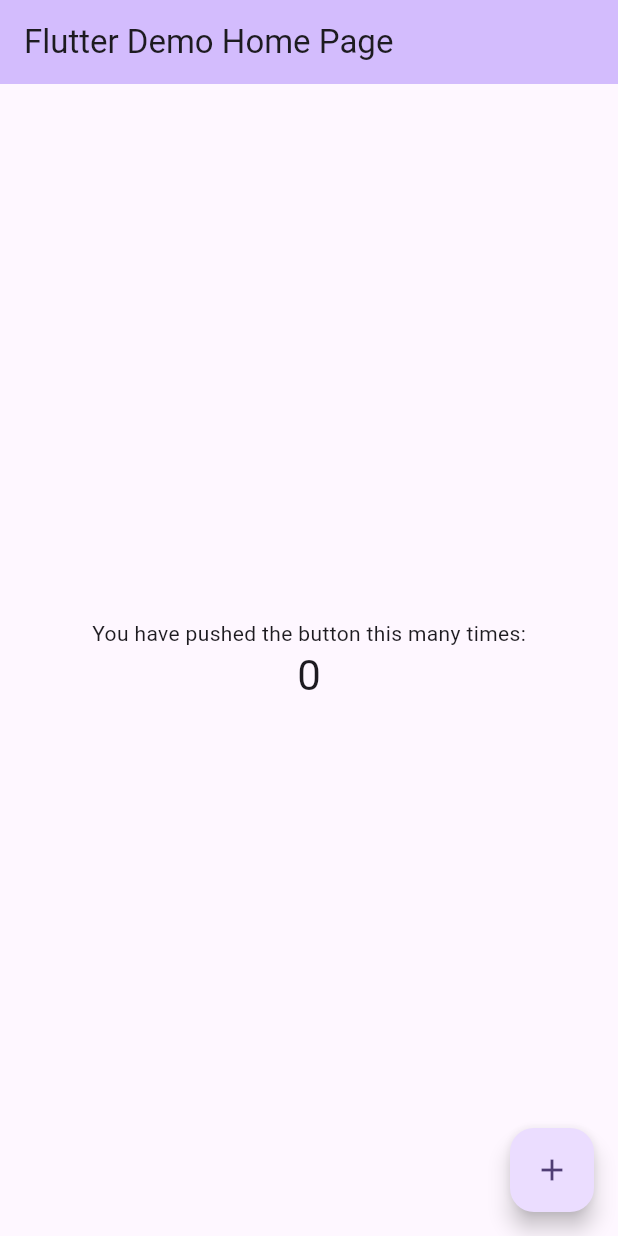
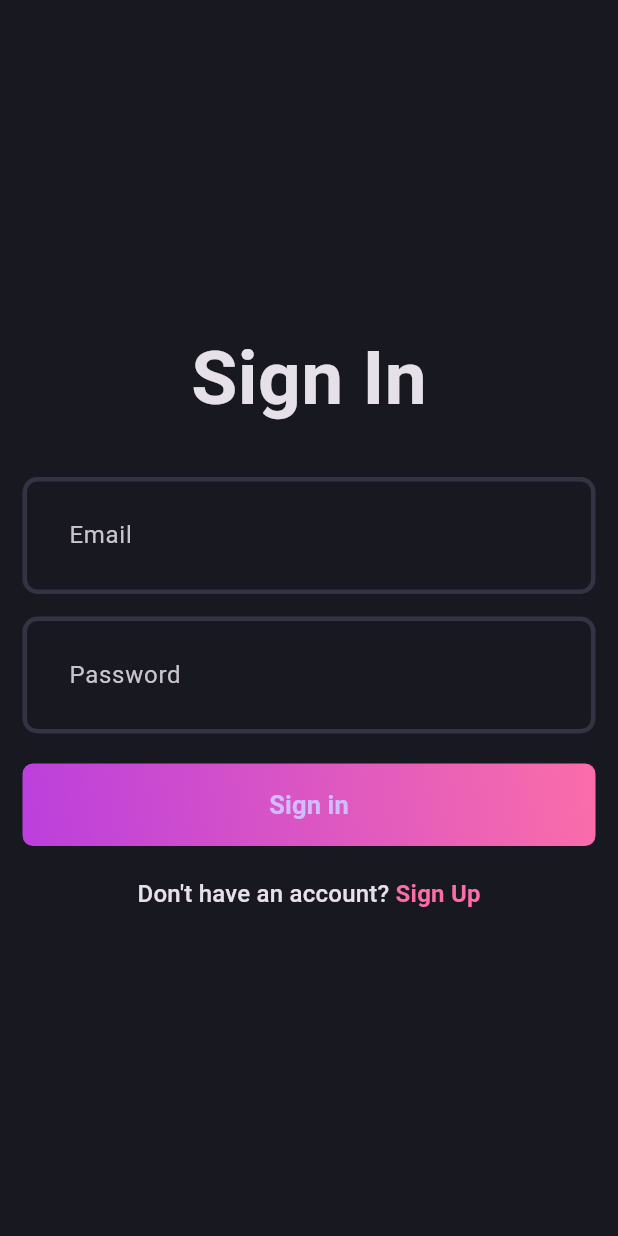
Before and after one commit to Jenish-Soni/blog-app, a Flutter app: the screen it shows after launch, on a phone screen of 412 x 824 dp. Run offline on Flutter 3.47's test engine with Material 3 defaults, Android fonts, the phone set to English and light mode, and no system bars.

Commit message:
Signup and Login Page design done(Presentation Layer)

```diff
--- /dev/null
+++ b/lib/core/theme/app_pallete.dart
@@ -0,0 +1,13 @@
+import 'package:flutter/material.dart';
+
+class AppPallete {
+  static const Color backgroundColor = Color.fromRGBO(24, 24, 32, 1);
+  static const Color gradient1 = Color.fromRGBO(187, 63, 221, 1);
+  static const Color gradient2 = Color.fromRGBO(251, 109, 169, 1);
+  static const Color gradient3 = Color.fromRGBO(255, 159, 124, 1);
+  static const Color borderColor = Color.fromRGBO(52, 51, 67, 1);
+  static const Color whiteColor = Colors.white;
+  static const Color greyColor = Colors.grey;
+  static const Color errorColor = Colors.redAccent;
+  static const Color transparentColor = Colors.transparent;
+}
--- /dev/null
+++ b/lib/core/theme/theme.dart
@@ -0,0 +1,23 @@
+import 'package:blog_app/core/theme/app_pallete.dart';
+import 'package:flutter/material.dart';
+
+class AppTheme{
+  static  _border([Color color = AppPallete.borderColor]) =>  OutlineInputBorder(
+      borderSide:BorderSide(
+          color: color,
+          width: 3
+      ),
+      borderRadius: BorderRadius.circular(10)
+  );
+  static final darkThemeMode = ThemeData.dark().copyWith(
+    scaffoldBackgroundColor: AppPallete.backgroundColor,
+    appBarTheme: AppBarTheme(
+      backgroundColor: AppPallete.backgroundColor
+    ),
+    inputDecorationTheme: InputDecorationTheme(
+      contentPadding: EdgeInsets.all(27),
+      enabledBorder: _border(),
+      focusedBorder: _border(AppPallete.gradient2)
+    )
+  );
+}
--- /dev/null
+++ b/lib/features/auth/presentation/pages/login_page.dart
@@ -0,0 +1,93 @@
+import 'package:blog_app/core/theme/app_pallete.dart';
+import 'package:blog_app/features/auth/presentation/pages/signup_page.dart';
+import 'package:blog_app/features/auth/presentation/widgets/auth_field.dart';
+import 'package:blog_app/features/auth/presentation/widgets/auth_gradient_button.dart';
+import 'package:flutter/material.dart';
+
+class LoginPage extends StatefulWidget {
+  static route() => MaterialPageRoute(builder: (context) => LoginPage());
+  const LoginPage({super.key});
+
+  @override
+  State<LoginPage> createState() => _LoginPageState();
+}
+
+class _LoginPageState extends State<LoginPage> {
+  final formKey = GlobalKey<FormState>();
+  final nameController = TextEditingController();
+  final emailController = TextEditingController();
+  final passwordController = TextEditingController();
+
+  @override
+  void dispose() {
+    nameController.dispose();
+    emailController.dispose();
+    passwordController.dispose();
+    super.dispose();
+  }
+
+  @override
+  Widget build(BuildContext context) {
+    return Scaffold(
+      body: Padding(
+        padding: const EdgeInsets.all(15.0),
+        child: Form(
+          key: formKey,
+          child: Column(
+            mainAxisAlignment: MainAxisAlignment.center,
+            children: [
+              const Text("Sign In",
+                  style: TextStyle(fontSize: 50, fontWeight: FontWeight.bold)),
+              const SizedBox(
+                height: 30,
+              ),
+              AuthField(
+                hintText: "Email",
+                controller: emailController,
+              ),
+              const SizedBox(
+                height: 15,
+              ),
+              AuthField(
+                hintText: "Password",
+                controller: passwordController,
+                isObscureText: true,
+              ),
+              const SizedBox(
+                height: 20,
+              ),
+              AuthGradientButton(
+                buttonText: "Sign in",
+              ),
+              const SizedBox(
+                height: 20,
+              ),
+              GestureDetector(
+                onTap: () {
+                  Navigator.push(context,SignupPage.route());
+                },
+                child: RichText(
+                  text: TextSpan(
+                    text: "Don\'t have an account? ",
+                    style: Theme.of(context).textTheme.titleMedium,
+                    children: [
+                      TextSpan(
+                        text: "Sign Up",
+                        style: Theme.of(context)
+                            .textTheme
+                            .titleMedium
+                            ?.copyWith(
+                                color: AppPallete.gradient2,
+                                fontWeight: FontWeight.bold),
+                      ),
+                    ],
+                  ),
+                ),
+              )
+            ],
+          ),
+        ),
+      ),
+    );
+  }
+}
--- /dev/null
+++ b/lib/features/auth/presentation/widgets/auth_field.dart
@@ -0,0 +1,28 @@
+import 'package:flutter/material.dart';
+
+class AuthField extends StatelessWidget {
+  final String hintText;
+  final TextEditingController controller;
+  final bool isObscureText;
+  const AuthField(
+      {super.key,
+      required this.hintText,
+      required this.controller, this.isObscureText = false});
+
+  @override
+  Widget build(BuildContext context) {
+    return TextFormField(
+      controller: controller,
+      decoration: InputDecoration(
+        hintText: hintText,
+      ),
+      validator: (value) {
+        if (value!.isEmpty) {
+          return "$hintText is missing";
+        }
+        return null;
+      },
+      obscureText: isObscureText,
+    );
+  }
+}
--- /dev/null
+++ b/lib/features/auth/presentation/widgets/auth_gradient_button.dart
@@ -0,0 +1,34 @@
+import 'package:blog_app/core/theme/app_pallete.dart';
+import 'package:flutter/material.dart';
+
+class AuthGradientButton extends StatelessWidget {
+  final String buttonText;
+  const AuthGradientButton({super.key, required this.buttonText});
+
+  @override
+  Widget build(BuildContext context) {
+    return Container(
+      decoration: BoxDecoration(
+        gradient: LinearGradient(colors: [
+          AppPallete.gradient1,
+          AppPallete.gradient2,
+        ],
+          begin: Alignment.bottomLeft,
+          end: Alignment.topRight
+        ),
+        borderRadius: BorderRadius.circular(7)
+      ),
+      child: ElevatedButton(
+        onPressed: () {},
+        child: Text(
+          buttonText,
+          style: TextStyle(fontSize: 17, fontWeight: FontWeight.w600),
+        ),
+        style: ElevatedButton.styleFrom(
+            fixedSize: const Size(395, 55),
+            backgroundColor: AppPallete.transparentColor,
+            shadowColor: Colors.transparent),
+      ),
+    );
+  }
+}
--- a/lib/main.dart
+++ b/lib/main.dart
@@ -1,3 +1,6 @@
+import 'package:blog_app/core/theme/theme.dart';
+import 'package:blog_app/features/auth/presentation/pages/login_page.dart';
+import 'package:blog_app/features/auth/presentation/pages/signup_page.dart';
 import 'package:flutter/material.dart';
 
 void main() {
@@ -7,119 +10,13 @@ void main() {
 class MyApp extends StatelessWidget {
   const MyApp({super.key});
 
-  // This widget is the root of your application.
   @override
   Widget build(BuildContext context) {
     return MaterialApp(
-      title: 'Flutter Demo',
-      theme: ThemeData(
-        // This is the theme of your application.
-        //
-        // TRY THIS: Try running your application with "flutter run". You'll see
-        // the application has a purple toolbar. Then, without quitting the app,
-        // try changing the seedColor in the colorScheme below to Colors.green
-        // and then invoke "hot reload" (save your changes or press the "hot
-        // reload" button in a Flutter-supported IDE, or press "r" if you used
-        // the command line to start the app).
-        //
-        // Notice that the counter didn't reset back to zero; the application
-        // state is not lost during the reload. To reset the state, use hot
-        // restart instead.
-        //
-        // This works for code too, not just values: Most code changes can be
-        // tested with just a hot reload.
-        colorScheme: ColorScheme.fromSeed(seedColor: Colors.deepPurple),
-        useMaterial3: true,
-      ),
-      home: const MyHomePage(title: 'Flutter Demo Home Page'),
+      title: 'Blog App',
+      debugShowCheckedModeBanner: false,
+      theme: AppTheme.darkThemeMode,
+      home: LoginPage(),
     );
   }
 }
-
-class MyHomePage extends StatefulWidget {
-  const MyHomePage({super.key, required this.title});
-
-  // This widget is the home page of your application. It is stateful, meaning
-  // that it has a State object (defined below) that contains fields that affect
-  // how it looks.
-
-  // This class is the configuration for the state. It holds the values (in this
-  // case the title) provided by the parent (in this case the App widget) and
-  // used by the build method of the State. Fields in a Widget subclass are
-  // always marked "final".
-
-  final String title;
-
-  @override
-  State<MyHomePage> createState() => _MyHomePageState();
-}
-
-class _MyHomePageState extends State<MyHomePage> {
-  int _counter = 0;
-
-  void _incrementCounter() {
-    setState(() {
-      // This call to setState tells the Flutter framework that something has
-      // changed in this State, which causes it to rerun the build method below
-      // so that the display can reflect the updated values. If we changed
-      // _counter without calling setState(), then the build method would not be
-      // called again, and so nothing would appear to happen.
-      _counter++;
-    });
-  }
-
-  @override
-  Widget build(BuildContext context) {
-    // This method is rerun every time setState is called, for instance as done
-    // by the _incrementCounter method above.
-    //
-    // The Flutter framework has been optimized to make rerunning build methods
-    // fast, so that you can just rebuild anything that needs updating rather
-    // than having to individually change instances of widgets.
-    return Scaffold(
-      appBar: AppBar(
-        // TRY THIS: Try changing the color here to a specific color (to
-        // Colors.amber, perhaps?) and trigger a hot reload to see the AppBar
-        // change color while the other colors stay the same.
-        backgroundColor: Theme.of(context).colorScheme.inversePrimary,
-        // Here we take the value from the MyHomePage object that was created by
-        // the App.build method, and use it to set our appbar title.
-        title: Text(widget.title),
-      ),
-      body: Center(
-        // Center is a layout widget. It takes a single child and positions it
-        // in the middle of the parent.
-        child: Column(
-          // Column is also a layout widget. It takes a list of children and
-          // arranges them vertically. By default, it sizes itself to fit its
-          // children horizontally, and tries to be as tall as its parent.
-          //
-          // Column has various properties to control how it sizes itself and
-          // how it positions its children. Here we use mainAxisAlignment to
-          // center the children vertically; the main axis here is the vertical
-          // axis because Columns are vertical (the cross axis would be
-          // horizontal).
-          //
-          // TRY THIS: Invoke "debug painting" (choose the "Toggle Debug Paint"
-          // action in the IDE, or press "p" in the console), to see the
-          // wireframe for each widget.
-          mainAxisAlignment: MainAxisAlignment.center,
-          children: <Widget>[
-            const Text(
-              'You have pushed the button this many times:',
-            ),
-            Text(
-              '$_counter',
-              style: Theme.of(context).textTheme.headlineMedium,
-            ),
-          ],
-        ),
-      ),
-      floatingActionButton: FloatingActionButton(
-        onPressed: _incrementCounter,
-        tooltip: 'Increment',
-        child: const Icon(Icons.add),
-      ), // This trailing comma makes auto-formatting nicer for build methods.
-    );
-  }
-}
```
Also changed, not shown: lib/features/auth/presentation/pages/signup_page.dart (added, +101 -0 lines).
